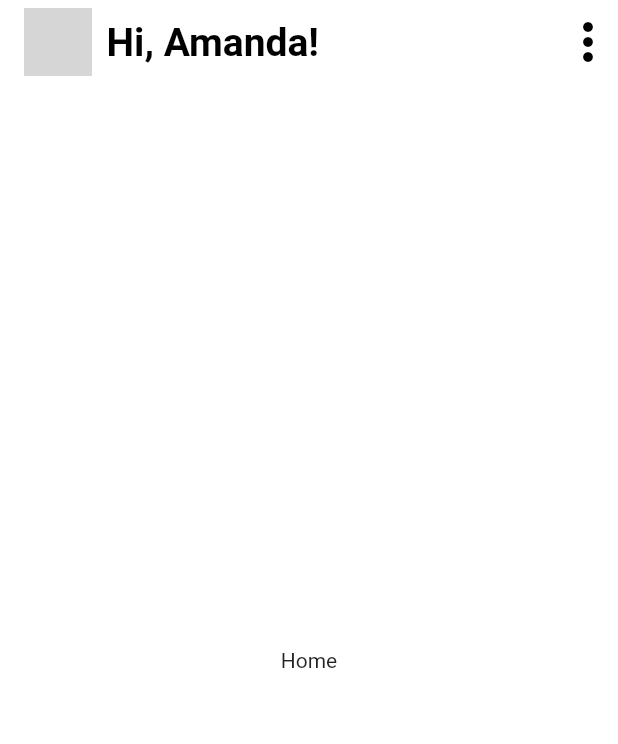
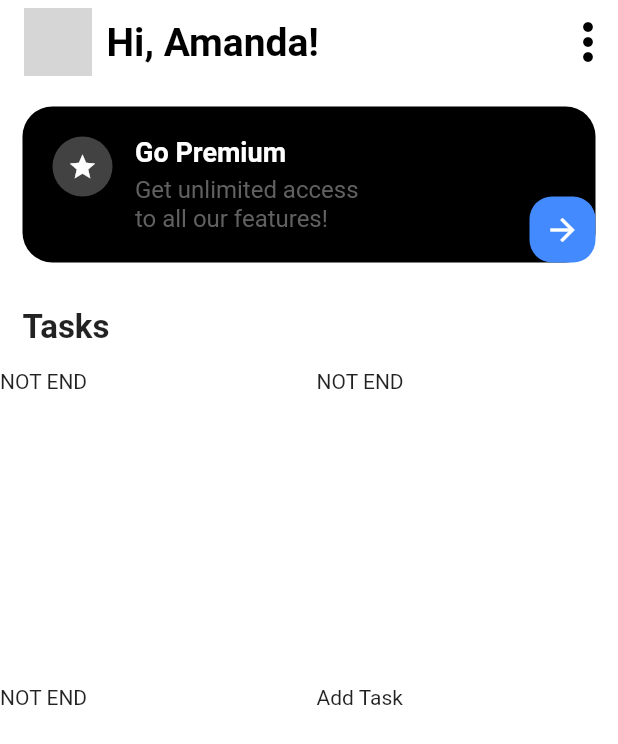
Before and after one commit to its-me-piyush/task_management_app_flutter, a Flutter app: the screen it shows after launch, on a phone screen of 412 x 824 dp. Shown: the top 744 px of the screen. Run offline on Flutter 3.47's test engine with Material 2 defaults, Android fonts, the light colour scheme and no system bars; our stand-ins replace flutter_svg; grey boxes are pictures that could not be loaded.

Commit message:
Go Premium Completed and Tasks List Started 👍🏻😁

```diff
--- a/lib/main.dart
+++ b/lib/main.dart
@@ -1,4 +1,6 @@
 import 'package:flutter/material.dart';
+import 'package:provider/provider.dart';
+import 'package:task_management_app_flutter/provider/tasks_provider.dart';
 import 'package:task_management_app_flutter/screens/home/home_screen.dart';
 
 void main() => runApp(const MyApp());
@@ -8,9 +10,16 @@ class MyApp extends StatelessWidget {
 
   @override
   Widget build(BuildContext context) {
-    return const MaterialApp(
-      title: 'Task App',
-      home: HomeScreen(),
+    return MultiProvider(
+      providers: [
+        ChangeNotifierProvider.value(
+          value: TasksProvider(),
+        ),
+      ],
+      child: const MaterialApp(
+        title: 'Task App',
+        home: HomeScreen(),
+      ),
     );
   }
 }
--- /dev/null
+++ b/lib/models/tasks_model.dart
@@ -0,0 +1,22 @@
+import 'package:flutter/material.dart';
+
+class TaskModel {
+   IconData? iconData;
+   String? title;
+   Color? backgroundColor;
+   Color? iconColor;
+   Color? buttonColor;
+   num? left;
+   num? done;
+  bool? isEnd;
+  TaskModel({
+     this.iconData,
+     this.title,
+     this.backgroundColor,
+     this.iconColor,
+     this.buttonColor,
+     this.left,
+     this.done,
+    this.isEnd = false,
+  });
+}
--- /dev/null
+++ b/lib/provider/tasks_provider.dart
@@ -0,0 +1,43 @@
+import 'package:flutter/cupertino.dart';
+import 'package:flutter/material.dart';
+import 'package:task_management_app_flutter/constants/colors.dart';
+import 'package:task_management_app_flutter/models/tasks_model.dart';
+
+class TasksProvider with ChangeNotifier {
+  final List<TaskModel> _taskList = [
+    TaskModel(
+      iconData: Icons.person_rounded,
+      title: 'Personal',
+      backgroundColor: tmLightYellow,
+      iconColor: tmDarkYellow,
+      buttonColor: tmYellow,
+      left: 3,
+      done: 1,
+    ),
+    TaskModel(
+      iconData: Icons.work_rounded,
+      title: 'Work',
+      backgroundColor: tmLightRed,
+      iconColor: tmDarkRed,
+      buttonColor: tmRed,
+      left: 0,
+      done: 0,
+    ),
+    TaskModel(
+      iconData: Icons.favorite_rounded,
+      title: 'Health',
+      backgroundColor: tmLightBlue,
+      iconColor: tmDarkBlue,
+      buttonColor: tmBlue,
+      left: 0,
+      done: 0,
+    ),
+    TaskModel(
+      isEnd: true,
+    ),
+  ];
+
+  List<TaskModel> get getTasksList {
+    return [..._taskList];
+  }
+}
--- /dev/null
+++ b/lib/screens/home/components/go_premium.dart
@@ -0,0 +1,82 @@
+import 'package:flutter/material.dart';
+
+
+class GoPremiumWidget extends StatelessWidget {
+  const GoPremiumWidget({
+    Key? key,
+  }) : super(key: key);
+
+  @override
+  Widget build(BuildContext context) {
+    return Stack(
+      children: [
+        Container(
+          margin: const EdgeInsets.all(15),
+          padding: const EdgeInsets.all(20),
+          decoration: BoxDecoration(
+            color: Colors.black,
+            borderRadius: BorderRadius.circular(20),
+          ),
+          child: Row(
+            crossAxisAlignment: CrossAxisAlignment.start,
+            children: [
+              Container(
+                padding: const EdgeInsets.all(10),
+                decoration: BoxDecoration(
+                  color: Colors.grey[800],
+                  shape: BoxShape.circle,
+                ),
+                child: const Icon(
+                  Icons.star,
+                  color: Colors.white,
+                  size: 20,
+                ),
+              ),
+              const SizedBox(
+                width: 15,
+              ),
+              Column(
+                crossAxisAlignment: CrossAxisAlignment.start,
+                children: [
+                  const Text(
+                    'Go Premium',
+                    style: TextStyle(
+                      fontSize: 18,
+                      fontWeight: FontWeight.bold,
+                      color: Colors.white,
+                    ),
+                  ),
+                  const SizedBox(
+                    height: 5,
+                  ),
+                  Text(
+                    'Get unlimited access\nto all our features!',
+                    style: TextStyle(
+                      fontSize: 16,
+                      color: Colors.grey[700],
+                    ),
+                  ),
+                ],
+              )
+            ],
+          ),
+        ),
+        Positioned(
+          bottom: 15,
+          right: 15,
+          child: Container(
+            padding: const EdgeInsets.all(10),
+            decoration: BoxDecoration(
+              color: Colors.blueAccent,
+              borderRadius: BorderRadius.circular(15),
+            ),
+            child: const Icon(
+              Icons.arrow_forward,
+              color: Colors.white,
+            ),
+          ),
+        )
+      ],
+    );
+  }
+}
--- /dev/null
+++ b/lib/screens/home/components/tasks_list.dart
@@ -0,0 +1,31 @@
+import 'package:flutter/material.dart';
+import 'package:provider/provider.dart';
+import 'package:task_management_app_flutter/provider/tasks_provider.dart';
+
+class TasksList extends StatelessWidget {
+  const TasksList({
+    Key? key,
+  }) : super(key: key);
+
+  @override
+  Widget build(BuildContext context) {
+    final tasksList = Provider.of<TasksProvider>(context).getTasksList;
+    return Container(
+      child: GridView.builder(
+        gridDelegate: const SliverGridDelegateWithFixedCrossAxisCount(
+          crossAxisCount: 2,
+          crossAxisSpacing: 10,
+          mainAxisSpacing: 10,
+        ),
+        itemCount: tasksList.length,
+        itemBuilder: (context, index) => tasksList[index].isEnd!
+            ? Container(
+                child: Text('Add Task'),
+              )
+            : Container(
+                child: Text('NOT END'),
+              ),
+      ),
+    );
+  }
+}
--- a/lib/screens/home/home_screen.dart
+++ b/lib/screens/home/home_screen.dart
@@ -1,5 +1,8 @@
 import 'package:flutter/material.dart';
 import 'package:flutter_svg/flutter_svg.dart';
+
+import 'components/go_premium.dart';
+import 'components/tasks_list.dart';
 
 class HomeScreen extends StatelessWidget {
   const HomeScreen({Key? key}) : super(key: key);
@@ -9,8 +12,24 @@ class HomeScreen extends StatelessWidget {
     return Scaffold(
       backgroundColor: Colors.white,
       appBar: _customAppBar(),
-      body: Center(
-        child: Text('Home'),
+      body: Column(
+        crossAxisAlignment: CrossAxisAlignment.start,
+        children: [
+          const GoPremiumWidget(),
+          Container(
+            padding: const EdgeInsets.all(15),
+            child: const Text(
+              'Tasks',
+              style: TextStyle(
+                fontSize: 22,
+                fontWeight: FontWeight.bold,
+              ),
+            ),
+          ),
+          const Expanded(
+            child: TasksList(),
+          ),
+        ],
       ),
     );
   }
```
Also changed, not shown: pubspec.yaml (+1 -6 lines), pubspec.lock.
